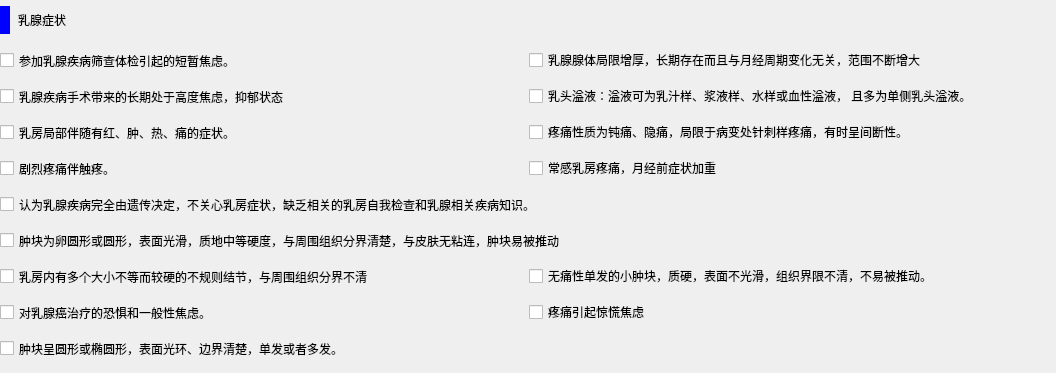
Above: src/ui/t3l6.ui from fantasy-mark/Summer before the change. Below: the same form after it.
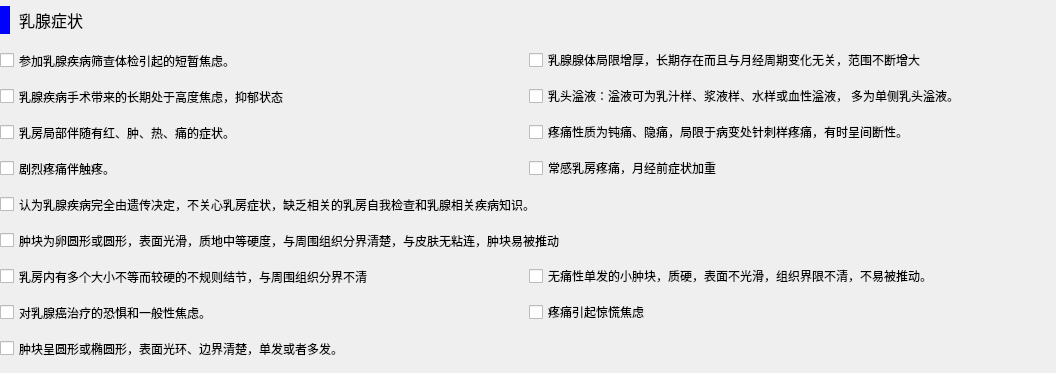
That is the form after the change.

The edit to the form file:
```diff
--- a/src/ui/t3l6.ui
+++ b/src/ui/t3l6.ui
@@ -22,6 +22,11 @@
      <height>364</height>
     </rect>
    </property>
+   <property name="font">
+    <font>
+     <family>微软雅黑</family>
+    </font>
+   </property>
    <layout class="QGridLayout" name="gridLayout" columnstretch="1,1">
     <item row="5" column="0" colspan="2">
      <widget class="QCheckBox" name="s51">
@@ -150,8 +155,13 @@
     </item>
     <item row="2" column="1">
      <widget class="QCheckBox" name="s22">
+      <property name="font">
+       <font>
+        <family>微软雅黑</family>
+       </font>
+      </property>
       <property name="text">
-       <string>乳头溢液：溢液可为乳汁样、浆液样、水样或血性溢液， 且多为单侧乳头溢液。</string>
+       <string>乳头溢液：溢液可为乳汁样、浆液样、水样或血性溢液， 多为单侧乳头溢液。</string>
       </property>
      </widget>
     </item>
@@ -194,7 +204,7 @@
       </property>
      </widget>
     </item>
-    <item row="0" column="0">
+    <item row="0" column="0" colspan="2">
      <widget class="QLabel" name="label_45">
       <property name="minimumSize">
        <size>
@@ -208,6 +218,12 @@
         <height>38</height>
        </size>
       </property>
+      <property name="font">
+       <font>
+        <family>微软雅黑</family>
+        <pointsize>12</pointsize>
+       </font>
+      </property>
       <property name="styleSheet">
        <string notr="true">border-left: 10px solid blue;
 border-radius:5px;
```
Left out of the diff: 70 changed lines with no effect on the pictures.
